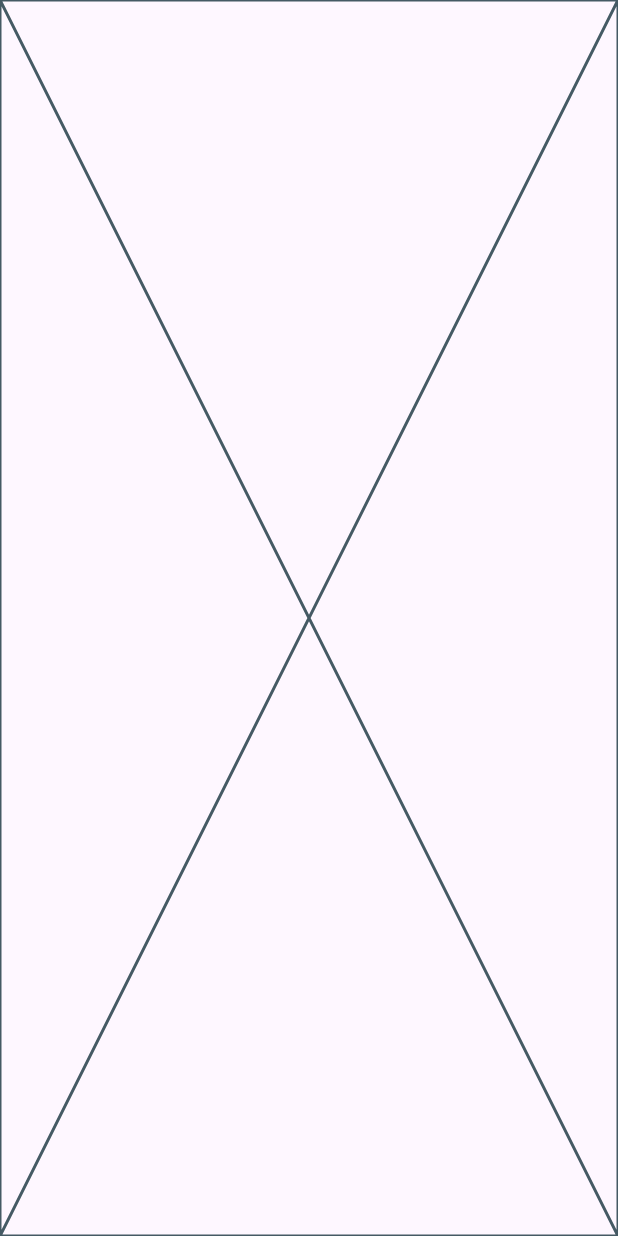
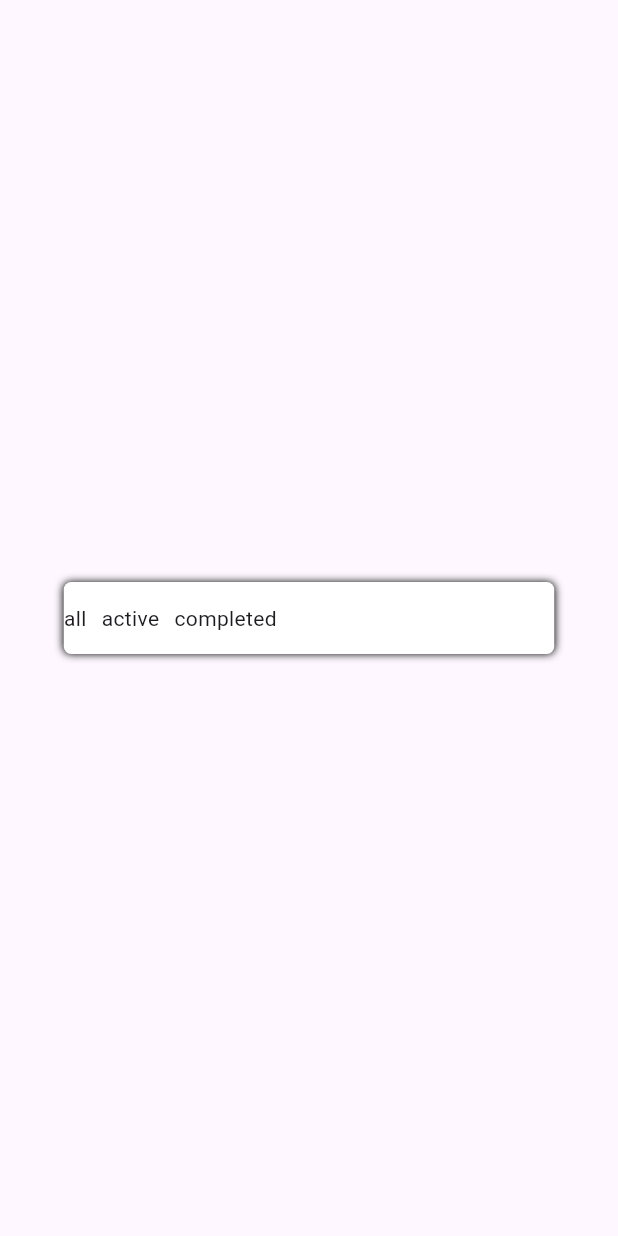
Before and after one commit to JustANipple/todo_app, a Flutter app: the screen it shows after launch, on a phone screen of 412 x 824 dp. Run offline on Flutter 3.47's test engine with Material 3 defaults, Android fonts, the phone set to English and light mode, and no system bars.

```diff
--- a/lib/main.dart
+++ b/lib/main.dart
@@ -15,7 +15,7 @@ class MainApp extends StatelessWidget {
       child: const MaterialApp(
         home: Scaffold(
           body: Center(
-            child: Placeholder(),
+            child: TodoFilter(),
           ),
         ),
       ),
@@ -38,6 +38,22 @@ class TodoProvider extends InheritedWidget {
 
   static TodoProvider of(BuildContext context) {
     return context.dependOnInheritedWidgetOfExactType<TodoProvider>()!;
+  }
+}
+
+class TodoCreate extends StatefulWidget {
+  const TodoCreate({super.key});
+
+  @override
+  State<TodoCreate> createState() => _TodoCreateState();
+}
+
+class _TodoCreateState extends State<TodoCreate> {
+  @override
+  Widget build(BuildContext context) {
+    final todoRepository = TodoProvider.of(context).todoRepository;
+
+    return const Placeholder();
   }
 }
 
@@ -68,8 +84,26 @@ class _TodoFilterState extends State<TodoFilter> {
   @override
   Widget build(BuildContext context) {
     final todoRepository = TodoProvider.of(context).todoRepository;
-
-    return const Placeholder();
+    var filterList = Filter.values.toList();
+    return Container(
+      width: 327,
+      height: 48,
+      decoration: const BoxDecoration(
+          color: Colors.white,
+          boxShadow: [BoxShadow(color: Colors.black, blurRadius: 4)],
+          borderRadius: BorderRadius.all(Radius.circular(5))),
+      child: ListView.builder(
+          scrollDirection: Axis.horizontal,
+          itemCount: filterList.length,
+          itemBuilder: (context, index) {
+            return Row(children: [
+              Text(filterList[index].name),
+              const SizedBox(
+                width: 10,
+              )
+            ]);
+          }),
+    );
   }
 }
 
```
